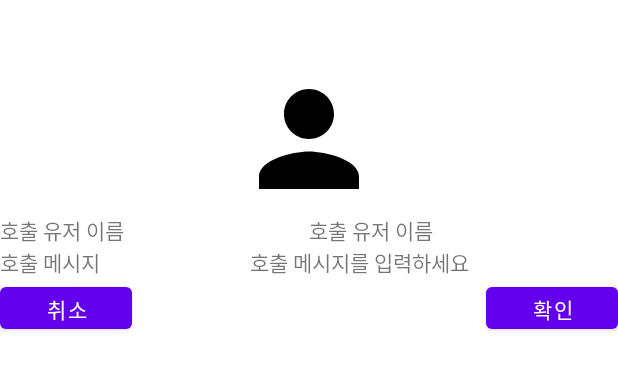
After one commit to parkseonwoo/Reviewaza, an Android app: the layout activity_fcm_dialog.xml on its own in the app's theme, with its tools: preview values and no code run, on a phone screen of 412 x 824 dp. The commit adds this screen. Shown: the top 370 px of the screen. Run offline under Robolectric (Android 15) with nearby library versions, the phone set to English and light mode, and no system bars.

Commit message:
FCM 수정

```diff
--- a/app/src/main/AndroidManifest.xml
+++ b/app/src/main/AndroidManifest.xml
@@ -1,6 +1,7 @@
 <?xml version="1.0" encoding="utf-8"?>
 <manifest xmlns:android="http://schemas.android.com/apk/res/android"
     xmlns:tools="http://schemas.android.com/tools">
+
 
     <application
         android:allowBackup="true"
@@ -24,6 +25,7 @@
         <activity android:name=".chatbot.ChatActivity"/>
         <activity android:name=".call.CallListActivity"/>
         <activity android:name=".call.CallActivity"/>
+        <activity android:name=".call.AlertDetails"/>
         <!-- Facebook -->
         <meta-data
             android:name="com.facebook.sdk.ApplicationId"
--- a/app/src/main/java/com/app/service/reviewaza/Const.kt
+++ b/app/src/main/java/com/app/service/reviewaza/Const.kt
@@ -4,3 +4,4 @@ package com.app.service.reviewaza
 var REVIEWS_DETAIL_FLAG: String? = null
 var LOGIN_SET: String? = null
 var MY_STATE: String? = null
+var CALL_USER_ID: String? = null
--- a/app/src/main/java/com/app/service/reviewaza/MainActivity.kt
+++ b/app/src/main/java/com/app/service/reviewaza/MainActivity.kt
@@ -1,18 +1,20 @@
 package com.app.service.reviewaza
 
+import android.app.ActivityManager
 import android.content.Intent
 import android.content.pm.PackageManager
 import android.os.Build
-import androidx.appcompat.app.AppCompatActivity
 import android.os.Bundle
 import androidx.activity.result.contract.ActivityResultContracts
 import androidx.annotation.RequiresApi
 import androidx.appcompat.app.AlertDialog
+import androidx.appcompat.app.AppCompatActivity
 import androidx.core.content.ContextCompat
 import com.app.service.reviewaza.call.CallListActivity
 import com.app.service.reviewaza.databinding.ActivityMainBinding
 import com.app.service.reviewaza.mypage.MyPageActivity
 import com.app.service.reviewaza.reviews.ReviewsListActivity
+
 
 class MainActivity : AppCompatActivity() {
     private lateinit var binding: ActivityMainBinding
--- a/app/src/main/java/com/app/service/reviewaza/login/UserItem.kt
+++ b/app/src/main/java/com/app/service/reviewaza/login/UserItem.kt
@@ -1,6 +1,4 @@
 package com.app.service.reviewaza.login
-
-import android.net.Uri
 
 data class UserItem (
      val userId: String? = null,
--- a/app/src/main/java/com/app/service/reviewaza/reviews/ReviewListAdapter.kt
+++ b/app/src/main/java/com/app/service/reviewaza/reviews/ReviewListAdapter.kt
@@ -6,6 +6,8 @@ import androidx.recyclerview.widget.DiffUtil
 import androidx.recyclerview.widget.ListAdapter
 import androidx.recyclerview.widget.RecyclerView
 import com.app.service.reviewaza.databinding.ItemReviewsBinding
+import com.google.firebase.database.ktx.database
+import com.google.firebase.ktx.Firebase
 
 class ReviewListAdapter(
     val list: MutableList<Reviews>,
--- /dev/null
+++ b/app/src/main/res/drawable/fcm_border_round.xml
@@ -0,0 +1,5 @@
+<?xml version="1.0" encoding="utf-8"?>
+<shape xmlns:android="http://schemas.android.com/apk/res/android">
+    <solid android:color="@color/white" />
+    <corners android:radius="6dp" />
+</shape>
--- a/app/src/main/res/layout/activity_calllist.xml
+++ b/app/src/main/res/layout/activity_calllist.xml
@@ -6,7 +6,6 @@
 
     <androidx.recyclerview.widget.RecyclerView
         android:id="@+id/callListRecyclerView"
-        tools:listitem="@layout/item_chatroom"
         android:layout_width="match_parent"
         android:layout_height="match_parent"/>
 
--- /dev/null
+++ b/app/src/main/res/layout/activity_fcm_dialog.xml
@@ -0,0 +1,73 @@
+<?xml version="1.0" encoding="utf-8"?>
+<androidx.constraintlayout.widget.ConstraintLayout xmlns:android="http://schemas.android.com/apk/res/android"
+    android:layout_width="match_parent"
+    android:layout_height="wrap_content"
+    xmlns:tools="http://schemas.android.com/tools"
+    xmlns:app="http://schemas.android.com/apk/res-auto">
+
+    <ImageView
+        android:id="@+id/fcmUserImageView"
+        android:layout_width="0dp"
+        android:layout_height="100dp"
+        android:src="@drawable/ic_baseline_person_24"
+        app:layout_constraintStart_toStartOf="parent"
+        app:layout_constraintEnd_toEndOf="parent"
+        app:layout_constraintTop_toTopOf="parent"
+        app:layout_constraintBottom_toTopOf="@id/fcmNegButton"/>
+
+    <TextView
+        android:id="@+id/callUserName"
+        android:layout_width="wrap_content"
+        android:layout_height="wrap_content"
+        android:text="호출 유저 이름"
+        app:layout_constraintStart_toStartOf="parent"
+        app:layout_constraintTop_toBottomOf="@id/fcmUserImageView"/>
+
+    <TextView
+        android:id="@+id/callUserNameValue"
+        android:layout_width="wrap_content"
+        android:layout_height="wrap_content"
+        android:text="호출 유저 이름"
+        app:layout_constraintStart_toEndOf="@+id/callUserName"
+        app:layout_constraintEnd_toEndOf="parent"
+        app:layout_constraintTop_toBottomOf="@id/fcmUserImageView"/>
+
+    <TextView
+        android:id="@+id/callUserMessage"
+        android:layout_width="wrap_content"
+        android:layout_height="wrap_content"
+        android:text="호출 메시지"
+        app:layout_constraintStart_toStartOf="parent"
+        app:layout_constraintTop_toBottomOf="@id/callUserName"/>
+
+    <TextView
+        android:id="@+id/callUserMessageValue"
+        android:layout_width="wrap_content"
+        android:layout_height="wrap_content"
+        android:text="호출 메시지를 입력하세요"
+        app:layout_constraintStart_toEndOf="@+id/callUserMessage"
+        app:layout_constraintEnd_toEndOf="parent"
+        app:layout_constraintTop_toBottomOf="@id/callUserName"/>
+
+    <Button
+        android:id="@+id/fcmNegButton"
+        android:layout_width="0dp"
+        android:layout_height="40dp"
+        android:layout_marginEnd="7dp"
+        android:layout_weight="1"
+        android:text="취소"
+        android:textSize="14sp"
+        app:layout_constraintStart_toStartOf="parent"
+        app:layout_constraintTop_toBottomOf="@+id/callUserMessage"/>
+
+    <Button
+        android:id="@+id/fcmPosButton"
+        android:layout_width="0dp"
+        android:layout_height="40dp"
+        android:layout_weight="1"
+        android:text="확인"
+        android:textSize="14sp"
+        app:layout_constraintBottom_toBottomOf="@+id/fcmNegButton"
+        app:layout_constraintEnd_toEndOf="parent"/>
+
+</androidx.constraintlayout.widget.ConstraintLayout>
--- a/app/src/main/res/layout/activity_latest_reviews.xml
+++ b/app/src/main/res/layout/activity_latest_reviews.xml
@@ -51,7 +51,8 @@
         android:layout_width="0dp"
         android:layout_height="wrap_content"
         android:layout_marginTop="10dp"
-        tools:listitem="@layout/activity_reviews_detail"
+        tools:listitem="@layout/item_reviews"
+        app:layout_constraintStart_toStartOf="parent"
         app:layout_constraintEnd_toEndOf="parent"
         app:layout_constraintBottom_toBottomOf="parent"
         app:layout_constraintTop_toBottomOf="@+id/reviewTypeSpinner"
```
Also changed, not shown: app/build.gradle (+9 -7 lines), app/src/main/java/com/app/service/reviewaza/MyFirebaseMessagingService.kt (+37 -10 lines), app/src/main/java/com/app/service/reviewaza/call/AlertDetails.kt (+57 -1 lines), app/src/main/java/com/app/service/reviewaza/call/CallActivity.kt (+15 -0 lines), app/src/main/java/com/app/service/reviewaza/call/CallPopup.kt (deleted, +0 -33 lines), app/src/main/java/com/app/service/reviewaza/login/LoginActivity.kt (+8 -1 lines), app/src/main/java/com/app/service/reviewaza/reviews/ReviewsDetailActivity.kt (+0 -11 lines), app/src/main/java/com/app/service/reviewaza/reviews/ReviewsListActivity.kt (+71 -67 lines), app/src/main/java/com/app/service/reviewaza/reviews/ReviewsWriteActivity.kt (+11 -3 lines), 1 other file.
